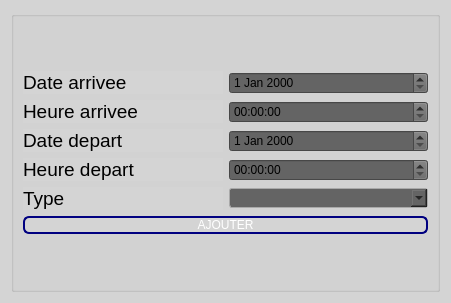
The window that ajouter.ui (CalmettesT/Projet-BTS) describes before a commit, drawn with Qt 5.
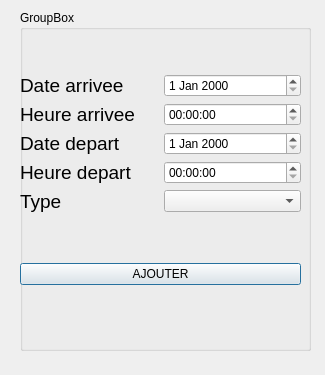
The same window after the commit.

Diff of the .ui file:
```diff
--- a/ajouter.ui
+++ b/ajouter.ui
@@ -6,24 +6,34 @@
    <rect>
     <x>0</x>
     <y>0</y>
-    <width>451</width>
-    <height>303</height>
+    <width>325</width>
+    <height>375</height>
    </rect>
   </property>
   <property name="windowTitle">
    <string>Dialog</string>
   </property>
-  <property name="styleSheet">
-   <string notr="true">background-color: rgb(212, 212, 212);</string>
-  </property>
-  <layout class="QVBoxLayout" name="verticalLayout_3">
-   <item>
     <widget class="QGroupBox" name="groupBox">
+   <property name="geometry">
+    <rect>
+     <x>20</x>
+     <y>10</y>
+     <width>291</width>
+     <height>341</height>
+    </rect>
+   </property>
      <property name="title">
-      <string/>
-     </property>
-     <layout class="QVBoxLayout" name="verticalLayout_5">
-      <item>
+    <string>GroupBox</string>
+   </property>
+   <widget class="QWidget" name="verticalLayoutWidget_3">
+    <property name="geometry">
+     <rect>
+      <x>0</x>
+      <y>20</y>
+      <width>281</width>
+      <height>301</height>
+     </rect>
+    </property>
        <layout class="QVBoxLayout" name="verticalLayout_4">
         <item>
          <layout class="QHBoxLayout" name="horizontalLayout_3">
@@ -36,9 +46,6 @@
                 <pointsize>14</pointsize>
                </font>
               </property>
-              <property name="styleSheet">
-               <string notr="true">color: rgb(0, 0, 0);</string>
-              </property>
               <property name="text">
                <string>Date arrivee</string>
               </property>
@@ -51,9 +58,6 @@
                 <pointsize>14</pointsize>
                </font>
               </property>
-              <property name="styleSheet">
-               <string notr="true">color: rgb(0, 0, 0);</string>
-              </property>
               <property name="text">
                <string>Heure arrivee</string>
               </property>
@@ -66,9 +70,6 @@
                 <pointsize>14</pointsize>
                </font>
               </property>
-              <property name="styleSheet">
-               <string notr="true">color: rgb(0, 0, 0);</string>
-              </property>
               <property name="text">
                <string>Date depart</string>
               </property>
@@ -81,9 +82,6 @@
                 <pointsize>14</pointsize>
                </font>
               </property>
-              <property name="styleSheet">
-               <string notr="true">color: rgb(0, 0, 0);</string>
-              </property>
               <property name="text">
                <string>Heure depart</string>
               </property>
@@ -96,9 +94,6 @@
                 <pointsize>14</pointsize>
                </font>
               </property>
-              <property name="styleSheet">
-               <string notr="true">color: rgb(0, 0, 0);</string>
-              </property>
               <property name="text">
                <string>Type</string>
               </property>
@@ -109,144 +104,34 @@
           <item>
            <layout class="QVBoxLayout" name="verticalLayout_2">
             <item>
-             <widget class="QDateEdit" name="dateArrivee">
-              <property name="styleSheet">
-               <string notr="true"> QDateEdit{
-	background-color: rgb(100,100, 100);
-     padding-right: 10px; /* Crée un espace pour les flèches */
-     border-width: 3;
- }
-
- 
-</string>
-              </property>
-             </widget>
+          <widget class="QDateEdit" name="dateArrivee"/>
             </item>
             <item>
-             <widget class="QTimeEdit" name="heureArrivee">
-              <property name="styleSheet">
-               <string notr="true"> QTimeEdit{
-	background-color: rgb(100,100, 100);
-     padding-right: 10px; /* Crée un espace pour les flèches */
-     border-width: 3;
- }
-
- 
-</string>
-              </property>
-             </widget>
+          <widget class="QTimeEdit" name="heureArrivee"/>
             </item>
             <item>
-             <widget class="QDateEdit" name="dateDepart">
-              <property name="styleSheet">
-               <string notr="true"> QDateEdit {
-	background-color: rgb(100,100, 100);
-     padding-right: 10px; /* Crée un espace pour les flèches */
-     border-width: 3;
- }
-
- 
-</string>
-              </property>
-             </widget>
+          <widget class="QDateEdit" name="dateDepart"/>
             </item>
             <item>
-             <widget class="QTimeEdit" name="heureDepart">
-              <property name="styleSheet">
-               <string notr="true"> QTimeEdit{
-	background-color: rgb(100,100, 100);
-     padding-right: 10px; /* Crée un espace pour les flèches */
-     border-width: 3;
- }
-
- 
-</string>
-              </property>
-             </widget>
+          <widget class="QTimeEdit" name="heureDepart"/>
             </item>
             <item>
-             <widget class="QComboBox" name="type">
-              <property name="styleSheet">
-               <string notr="true">QComboBox 
-{
-     border: 1px solid darkgray;
-     border-radius: 3px;
-     padding: 1px 18px 1px 3px;
-     min-width: 6em;
-
- }
-
-
-QComboBox 
-{
-	
-	background-color: rgb(100, 100, 100);
-     border: 1px solid darkgray;
-     border-radius: 3px;
-     padding: 1px 18px 1px 3px;
-     min-width: 6em;
- }
- 
- QComboBox:editable {
-     background: black;
- }
- 
-
- 
- 
-
- 
-
- 
-
-
- </string>
-              </property>
-             </widget>
+          <widget class="QComboBox" name="type"/>
             </item>
            </layout>
           </item>
          </layout>
         </item>
         <item>
-         <widget class="QPushButton" name="pushButton">
-          <property name="styleSheet">
-           <string notr="true">QPushButton {
-	
-	font: 75 16pt &quot;Arial&quot;;
-	color: rgb(255, 255, 255);
-         border: 2px solid #8f8f91;
-         border-radius: 6px;
-         background-color: qlineargradient(x1: 0, y1: 0, x2: 0, y2: 1,
-                                           stop: 0 #181716, stop: 1 #3D3C3A);
-         min-width: 80px;
-     }
-
-     QPushButton:pressed {
-         background-color: qlineargradient(x1: 0, y1: 0, x2: 0, y2: 1,
-                                           stop: 0 #3D3C3A, stop: 1 #181716);
-     }
-
-     QPushButton:flat {
-         border: none; /* no border for a flat push button */
-     }
-
-     QPushButton:default {
-         border-color: navy; /* make the default button prominent */
-     }
-</string>
-          </property>
+      <widget class="QPushButton" name="btnAjouter">
           <property name="text">
            <string>AJOUTER</string>
           </property>
          </widget>
         </item>
        </layout>
-      </item>
-     </layout>
-    </widget>
-   </item>
-  </layout>
+   </widget>
+  </widget>
  </widget>
  <resources/>
  <connections/>
```
Lines whose indentation alone changed are shown as unchanged.
